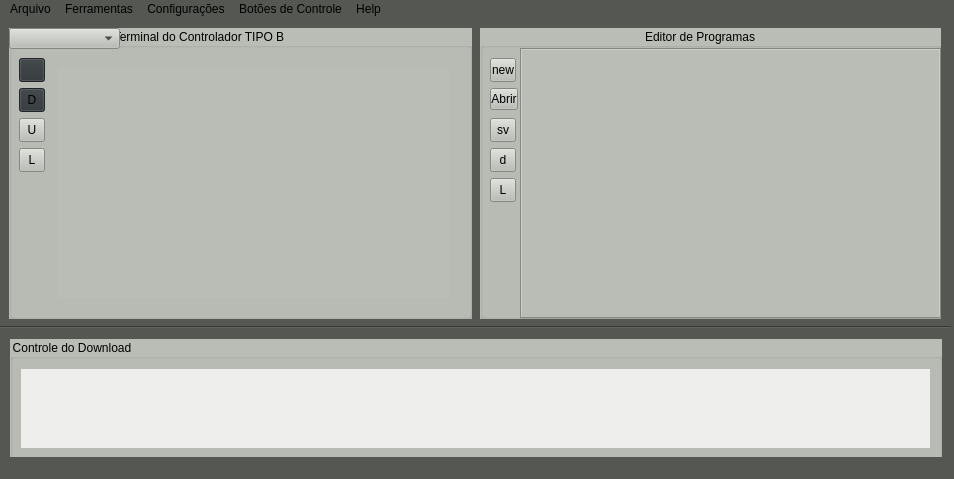
Old version of the form alfa/mainwindow.ui in the repository cimtools/Krobosoft.
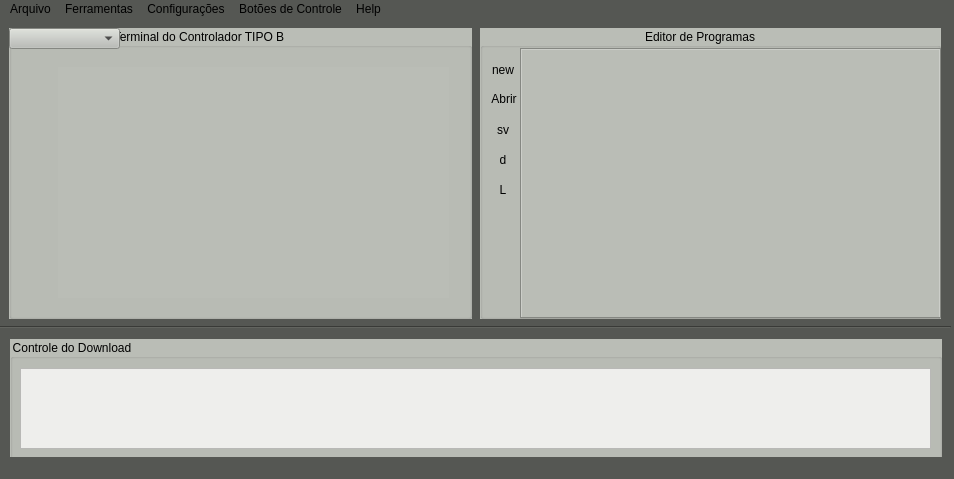
New version of the form. Icons and pictures are not drawn.

The edit to the form file:
```diff
--- a/alfa/mainwindow.ui
+++ b/alfa/mainwindow.ui
@@ -76,11 +76,26 @@
       </rect>
      </property>
      <property name="styleSheet">
-      <string notr="true">color: rgb(0, 0, 0);</string>
+      <string notr="true">#new_button{
+border-image: url(:off.png);
+border:none;
+selection-color: none;
+background-color: transparent;
+}</string>
      </property>
      <property name="text">
       <string>new</string>
      </property>
+     <property name="icon">
+      <iconset resource="icons-new/icons.qrc">
+       <normaloff>:/new_labcim_labBot/alfa/icons-new/New_24x24.png</normaloff>:/new_labcim_labBot/alfa/icons-new/New_24x24.png</iconset>
+     </property>
+     <property name="iconSize">
+      <size>
+       <width>24</width>
+       <height>24</height>
+      </size>
+     </property>
     </widget>
     <widget class="QToolButton" name="save_button">
      <property name="geometry">
@@ -92,11 +107,26 @@
       </rect>
      </property>
      <property name="styleSheet">
-      <string notr="true">color: rgb(0, 0, 0);</string>
+      <string notr="true">#save_button{
+border-image: url(:off.png);
+border:none;
+selection-color: none;
+background-color: transparent;
+}</string>
      </property>
      <property name="text">
       <string>sv</string>
      </property>
+     <property name="icon">
+      <iconset resource="icons-new/icons.qrc">
+       <normaloff>:/new_labcim_labBot/alfa/icons-new/Save_24x24.png</normaloff>:/new_labcim_labBot/alfa/icons-new/Save_24x24.png</iconset>
+     </property>
+     <property name="iconSize">
+      <size>
+       <width>24</width>
+       <height>24</height>
+      </size>
+     </property>
     </widget>
     <widget class="QToolButton" name="download_button">
      <property name="geometry">
@@ -108,11 +138,26 @@
       </rect>
      </property>
      <property name="styleSheet">
-      <string notr="true">color: rgb(0, 0, 0);</string>
+      <string notr="true">#download_button{
+border-image: url(:off.png);
+border:none;
+selection-color: none;
+background-color: transparent;
+}</string>
      </property>
      <property name="text">
       <string>d</string>
      </property>
+     <property name="icon">
+      <iconset resource="icons-new/icons.qrc">
+       <normaloff>:/new_labcim_labBot/alfa/icons-new/Download_24x24.png</normaloff>:/new_labcim_labBot/alfa/icons-new/Download_24x24.png</iconset>
+     </property>
+     <property name="iconSize">
+      <size>
+       <width>24</width>
+       <height>24</height>
+      </size>
+     </property>
     </widget>
     <widget class="QToolButton" name="list_button">
      <property name="geometry">
@@ -124,11 +169,26 @@
       </rect>
      </property>
      <property name="styleSheet">
-      <string notr="true">color: rgb(0, 0, 0);</string>
+      <string notr="true">#list_button{
+border-image: url(:off.png);
+border:none;
+selection-color: none;
+background-color: transparent;
+}</string>
      </property>
      <property name="text">
       <string>L</string>
      </property>
+     <property name="icon">
+      <iconset resource="icons-new/icons.qrc">
+       <normaloff>:/new_labcim_labBot/alfa/icons-new/Refresh_24x24.png</normaloff>:/new_labcim_labBot/alfa/icons-new/Refresh_24x24.png</iconset>
+     </property>
+     <property name="iconSize">
+      <size>
+       <width>24</width>
+       <height>24</height>
+      </size>
+     </property>
     </widget>
     <widget class="QTabWidget" name="tabWidget">
      <property name="geometry">
@@ -153,12 +213,26 @@
       </rect>
      </property>
      <property name="styleSheet">
-      <string notr="true">color: rgb(0, 0, 0);
-</string>
+      <string notr="true">#openButton{
+border-image: url(:off.png);
+border:none;
+selection-color: none;
+background-color: transparent;
+}</string>
      </property>
      <property name="text">
       <string>Abrir</string>
      </property>
+     <property name="icon">
+      <iconset resource="icons-new/icons.qrc">
+       <normaloff>:/new_labcim_labBot/alfa/icons-new/Open_24x24.png</normaloff>:/new_labcim_labBot/alfa/icons-new/Open_24x24.png</iconset>
+     </property>
+     <property name="iconSize">
+      <size>
+       <width>24</width>
+       <height>24</height>
+      </size>
+     </property>
     </widget>
     <zorder>save_button</zorder>
     <zorder>new_button</zorder>
@@ -202,7 +276,7 @@
       <rect>
        <x>10</x>
        <y>30</y>
-       <width>26</width>
+       <width>24</width>
        <height>24</height>
       </rect>
      </property>
@@ -210,39 +284,80 @@
       <string>&lt;html&gt;&lt;head/&gt;&lt;body&gt;&lt;p&gt;&lt;img src=&quot;:/icons/up.bmp&quot;/&gt;&lt;/p&gt;&lt;/body&gt;&lt;/html&gt;</string>
      </property>
      <property name="styleSheet">
-      <string notr="true">color: rgb(0, 0, 0);
-background-color: rgb(46, 52, 54);</string>
+      <string notr="true">#pushButton_9{
+border-image: url(:off.png);
+border:none;
+selection-color: none;
+background-color: transparent;
+}</string>
      </property>
      <property name="text">
       <string/>
      </property>
      <property name="icon">
-      <iconset resource="graphlib.qrc">
-       <normaloff>:/icons/up.bmp</normaloff>:/icons/up.bmp</iconset>
+      <iconset resource="icons-new/icons.qrc">
+       <normaloff>:/new_labcim_labBot/alfa/icons-new/Upload_24x24.png</normaloff>:/new_labcim_labBot/alfa/icons-new/Upload_24x24.png</iconset>
+     </property>
+     <property name="iconSize">
+      <size>
+       <width>24</width>
+       <height>24</height>
+      </size>
+     </property>
+     <property name="shortcut">
+      <string notr="true"/>
+     </property>
+     <property name="checkable">
+      <bool>false</bool>
      </property>
     </widget>
-    <widget class="QToolButton" name="toolButton_10">
+    <widget class="QPushButton" name="pushButton_10">
      <property name="geometry">
       <rect>
        <x>10</x>
        <y>60</y>
-       <width>26</width>
+       <width>21</width>
        <height>24</height>
       </rect>
      </property>
+     <property name="sizePolicy">
+      <sizepolicy hsizetype="Minimum" vsizetype="Ignored">
+       <horstretch>0</horstretch>
+       <verstretch>0</verstretch>
+      </sizepolicy>
+     </property>
      <property name="styleSheet">
-      <string notr="true">color: rgb(0, 0, 0);
-background-color: rgb(46, 52, 54);</string>
+      <string notr="true">#pushButton_10{
+border-image: url(:off.png);
+border:none;
+selection-color: none;
+background-color: transparent;
+}</string>
      </property>
      <property name="text">
-      <string>D</string>
+      <string/>
      </property>
      <property name="icon">
-      <iconset>
-       <normaloff>icons/down.bmp</normaloff>icons/down.bmp</iconset>
+      <iconset resource="icons-new/icons.qrc">
+       <normaloff>:/new_labcim_labBot/alfa/icons-new/Download_24x24.png</normaloff>:/new_labcim_labBot/alfa/icons-new/Download_24x24.png</iconset>
+     </property>
+     <property name="iconSize">
+      <size>
+       <width>24</width>
+       <height>24</height>
+      </size>
+     </property>
+     <property name="autoRepeat">
+      <bool>false</bool>
+     </property>
+     <property name="autoRepeatDelay">
+      <number>370</number>
+     </property>
+     <property name="autoRepeatInterval">
+      <number>147</number>
      </property>
     </widget>
-    <widget class="QToolButton" name="toolButton_11">
+    <widget class="QPushButton" name="pushButton_11">
      <property name="geometry">
       <rect>
        <x>10</x>
@@ -252,17 +367,28 @@
       </rect>
      </property>
      <property name="styleSheet">
-      <string notr="true">color: rgb(0, 0, 0);</string>
+      <string notr="true">#pushButton_11{
+border-image: url(:off.png);
+border:none;
+selection-color: none;
+background-color: transparent;
+}</string>
      </property>
      <property name="text">
-      <string>U</string>
+      <string/>
      </property>
      <property name="icon">
-      <iconset resource="graphlib.qrc">
-       <normaloff>:/icons/play.bmp</normaloff>:/icons/play.bmp</iconset>
+      <iconset resource="icons-new/icons.qrc">
+       <normaloff>:/new_labcim_labBot/alfa/icons-new/Play_24x24.png</normaloff>:/new_labcim_labBot/alfa/icons-new/Play_24x24.png</iconset>
+     </property>
+     <property name="iconSize">
+      <size>
+       <width>24</width>
+       <height>24</height>
+      </size>
      </property>
     </widget>
-    <widget class="QToolButton" name="toolButton_12">
+    <widget class="QPushButton" name="pushButton_12">
      <property name="geometry">
       <rect>
        <x>10</x>
@@ -272,14 +398,25 @@
       </rect>
      </property>
      <property name="styleSheet">
-      <string notr="true">color: rgb(0, 0, 0);</string>
+      <string notr="true">#pushButton_12{
+border-image: url(:off.png);
+border:none;
+selection-color: none;
+background-color: transparent;
+}</string>
      </property>
      <property name="text">
-      <string>L</string>
+      <string/>
      </property>
      <property name="icon">
-      <iconset resource="graphlib.qrc">
-       <normaloff>:/icons/folder_open.bmp</normaloff>:/icons/folder_open.bmp</iconset>
+      <iconset resource="icons-new/icons.qrc">
+       <normaloff>:/new_labcim_labBot/alfa/icons-new/Folder_24x24.png</normaloff>:/new_labcim_labBot/alfa/icons-new/Folder_24x24.png</iconset>
+     </property>
+     <property name="iconSize">
+      <size>
+       <width>24</width>
+       <height>24</height>
+      </size>
      </property>
     </widget>
     <widget class="QComboBox" name="comboBox">
```
Left out of the diff: 23 changed lines with no effect on the pictures.
